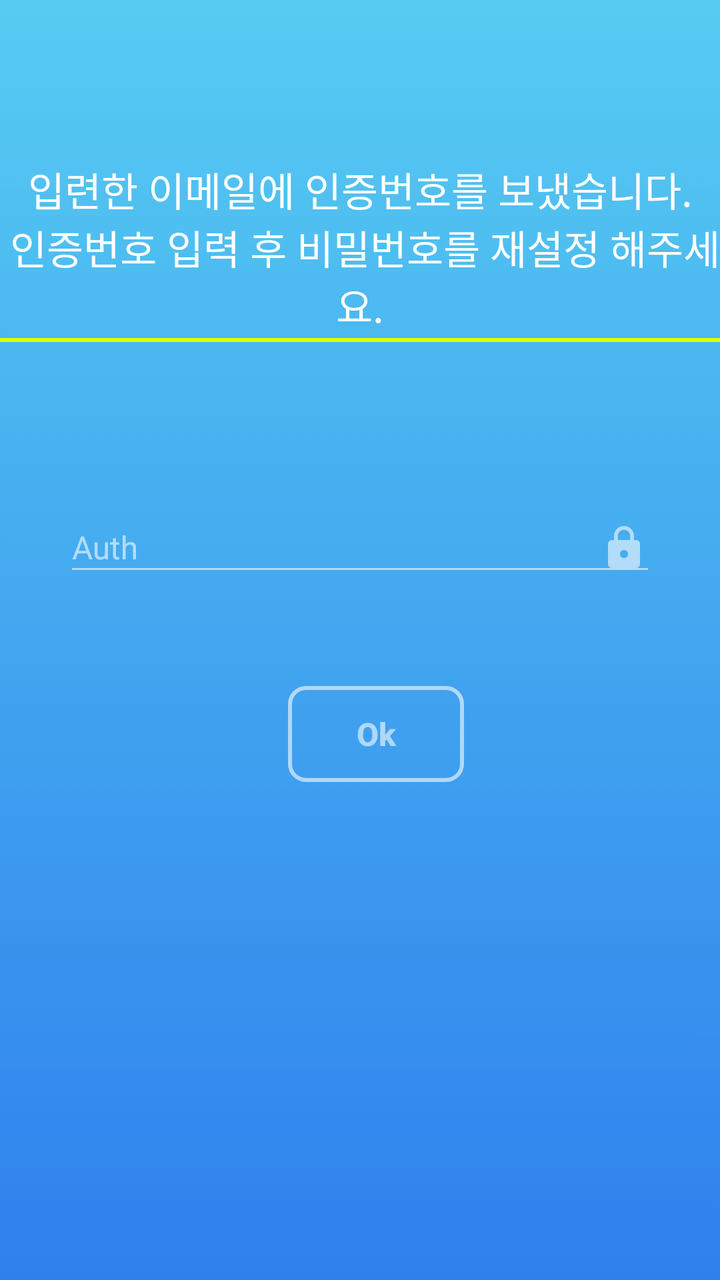
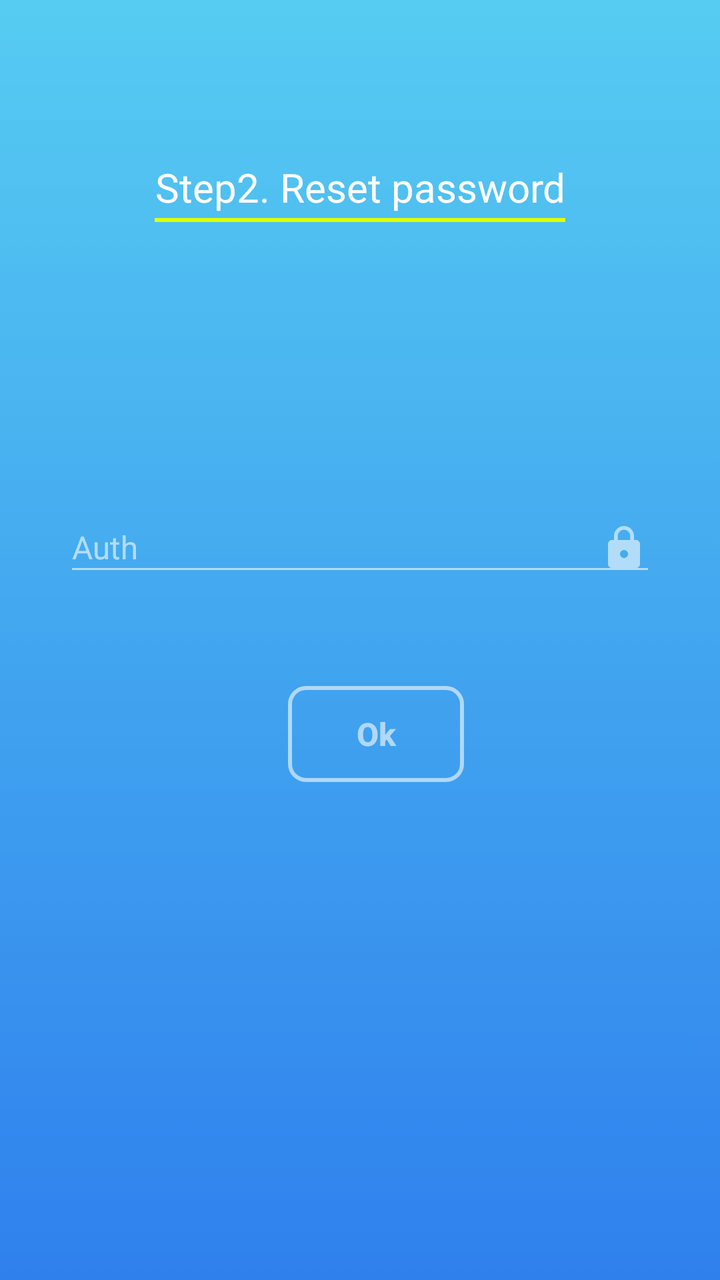

Before-and-after screenshots of an Android layout around one commit, followed by the original layout XML and the change that was made.
<!-- AndroidManifest.xml: application theme AppTheme -->
<!-- res/layout/activity_forgot_pw_authentication.xml -->
<?xml version="1.0" encoding="utf-8"?>
<RelativeLayout xmlns:android="http://schemas.android.com/apk/res/android"
    xmlns:app="http://schemas.android.com/apk/res-auto"
    xmlns:tools="http://schemas.android.com/tools"
    android:layout_width="match_parent"
    android:layout_height="match_parent"
    android:id="@+id/rlRoot"
    android:background="@drawable/blue_skies">

        <LinearLayout
            android:id="@+id/linearLayout"
            android:layout_width="wrap_content"
            android:layout_height="wrap_content"
            android:layout_alignParentTop="true"
            android:layout_centerHorizontal="true"
            android:layout_marginTop="80dp"
            android:orientation="horizontal">

            <LinearLayout
                android:layout_width="wrap_content"
                android:layout_height="wrap_content"
                android:orientation="vertical">

                <TextView
                    android:id="@+id/textView"
                    android:layout_width="wrap_content"
                    android:layout_height="wrap_content"
                    android:textAlignment="center"
                    android:text="입련한 이메일에 인증번호를 보냈습니다.\n 인증번호 입력 후 비밀번호를 재설정 해주세요."
                    android:textColor="#ffffff"
                    android:textSize="20sp" />

                <View
                    android:layout_width="match_parent"
                    android:layout_height="2dp"
                    android:layout_marginTop="2dp"
                    android:background="#deff00" />

            </LinearLayout>


        </LinearLayout>


        <LinearLayout
            android:layout_width="match_parent"
            android:layout_height="wrap_content"
            android:layout_centerVertical="true"
            android:layout_centerHorizontal="true"
            android:layout_marginBottom="32dp"
            android:orientation="vertical"
            android:paddingLeft="32dp"
            android:paddingRight="32dp">


            <com.google.android.material.textfield.TextInputLayout
                android:layout_width="match_parent"
                android:layout_height="wrap_content"
                android:textColorHint="#96ffffff"
                android:theme="@style/EditScreenTextInputLayoutStyle">

                <com.google.android.material.textfield.TextInputEditText
                    android:layout_width="match_parent"
                    android:layout_height="match_parent"
                    android:drawablePadding="16dp"
                    android:drawableRight="@drawable/ic_lock_white_24dp"
                    android:hint="@string/textAuth"
                    android:id="@+id/etAuth"
                    android:inputType="textEmailAddress"
                    android:maxLines="1"
                    android:textColor="@android:color/white"
                    android:textSize="16sp" />
            </com.google.android.material.textfield.TextInputLayout>

            <LinearLayout
                android:layout_width="match_parent"
                android:layout_height="wrap_content"
                android:layout_marginTop="50dp"
                android:layout_marginBottom="8dp"
                android:gravity="center"
                android:orientation="horizontal">



                <Button
                    android:layout_width="wrap_content"
                    android:layout_height="wrap_content"
                    android:layout_marginLeft="16dp"
                    android:background="@drawable/buttonshapewhitebg"
                    android:text="@string/textOk"
                    android:id="@+id/btnOk"
                    android:textAllCaps="false"
                    android:textColor="#96ffffff"
                    android:textSize="16dp"
                    android:textStyle="bold" />


            </LinearLayout>

        </LinearLayout>


    </RelativeLayout>
<!-- resources referenced by this layout -->
<resources>
  <!-- drawable blue_skies: jpg bitmap (drawable, 1647 bytes) -->
  <!-- drawable buttonshapewhitebg (drawable) -->
  <?xml version="1.0" encoding="utf-8"?>
  <selector xmlns:android="http://schemas.android.com/apk/res/android">
      <item>
          <shape android:shape="rectangle">
              <corners android:radius="8dp" />
              <solid android:color="@android:color/transparent"/>
              <stroke android:color="#96ffffff"
                  android:width="2dp"/>
          </shape>
      </item>
  </selector>
  <!-- drawable ic_lock_white_24dp (drawable) -->
  <vector xmlns:android="http://schemas.android.com/apk/res/android"
          android:width="24dp"
          android:height="24dp"
          android:viewportWidth="24.0"
          android:viewportHeight="24.0">
      <path
          android:fillColor="#96ffffff"
          android:pathData="M18,8h-1L17,6c0,-2.76 -2.24,-5 -5,-5S7,3.24 7,6v2L6,8c-1.1,0 -2,0.9 -2,2v10c0,1.1 0.9,2 2,2h12c1.1,0 2,-0.9 2,-2L20,10c0,-1.1 -0.9,-2 -2,-2zM12,17c-1.1,0 -2,-0.9 -2,-2s0.9,-2 2,-2 2,0.9 2,2 -0.9,2 -2,2zM15.1,8L8.9,8L8.9,6c0,-1.71 1.39,-3.1 3.1,-3.1 1.71,0 3.1,1.39 3.1,3.1v2z"/>
  </vector>
  <string name="textAuth">Auth</string>
  <string name="textOk">Ok</string>
  <style name="EditScreenTextInputLayoutStyle" parent="Theme.AppCompat.Light.DarkActionBar">
          <item name="colorControlNormal">@color/textInputLayout</item>
          <item name="colorControlActivated">@color/textInputLayout</item>
          <item name="colorControlHighlight">@color/textInputLayout</item>
          <item name="colorAccent">@color/textInputLayout</item>
          <item name="android:textColorHint">@color/textInputLayout</item>
      </style>
  <style name="AppTheme" parent="Theme.AppCompat.Light.DarkActionBar">
          
          <item name="colorPrimary">@color/blueSkiestop</item>
          <item name="colorPrimaryDark">@color/blueSkiestop</item>
          <item name="colorAccent">@color/black</item>
      </style>
  <color name="textInputLayout">#96ffffff</color>
  <color name="blueSkiestop">#56CBF2</color>
  <color name="black">#000</color>
</resources>

<!-- the commit's change to res/layout/activity_forgot_pw_authentication.xml (unified diff, before → after) -->
@@ -26,7 +26,7 @@
                     android:layout_width="wrap_content"
                     android:layout_height="wrap_content"
                     android:textAlignment="center"
-                    android:text="입련한 이메일에 인증번호를 보냈습니다.\n 인증번호 입력 후 비밀번호를 재설정 해주세요."
+                    android:text="@string/textInputAuth"
                     android:textColor="#ffffff"
                     android:textSize="20sp" />
 
<!-- resource entries referenced after the edit -->
@@ -24,6 +24,7 @@
           android:pathData="M18,8h-1L17,6c0,-2.76 -2.24,-5 -5,-5S7,3.24 7,6v2L6,8c-1.1,0 -2,0.9 -2,2v10c0,1.1 0.9,2 2,2h12c1.1,0 2,-0.9 2,-2L20,10c0,-1.1 -0.9,-2 -2,-2zM12,17c-1.1,0 -2,-0.9 -2,-2s0.9,-2 2,-2 2,0.9 2,2 -0.9,2 -2,2zM15.1,8L8.9,8L8.9,6c0,-1.71 1.39,-3.1 3.1,-3.1 1.71,0 3.1,1.39 3.1,3.1v2z"/>
   </vector>
   <string name="textAuth">Auth</string>
+  <string name="textInputAuth">Step2. Reset password</string>
   <string name="textOk">Ok</string>
   <style name="EditScreenTextInputLayoutStyle" parent="Theme.AppCompat.Light.DarkActionBar">
           <item name="colorControlNormal">@color/textInputLayout</item>
